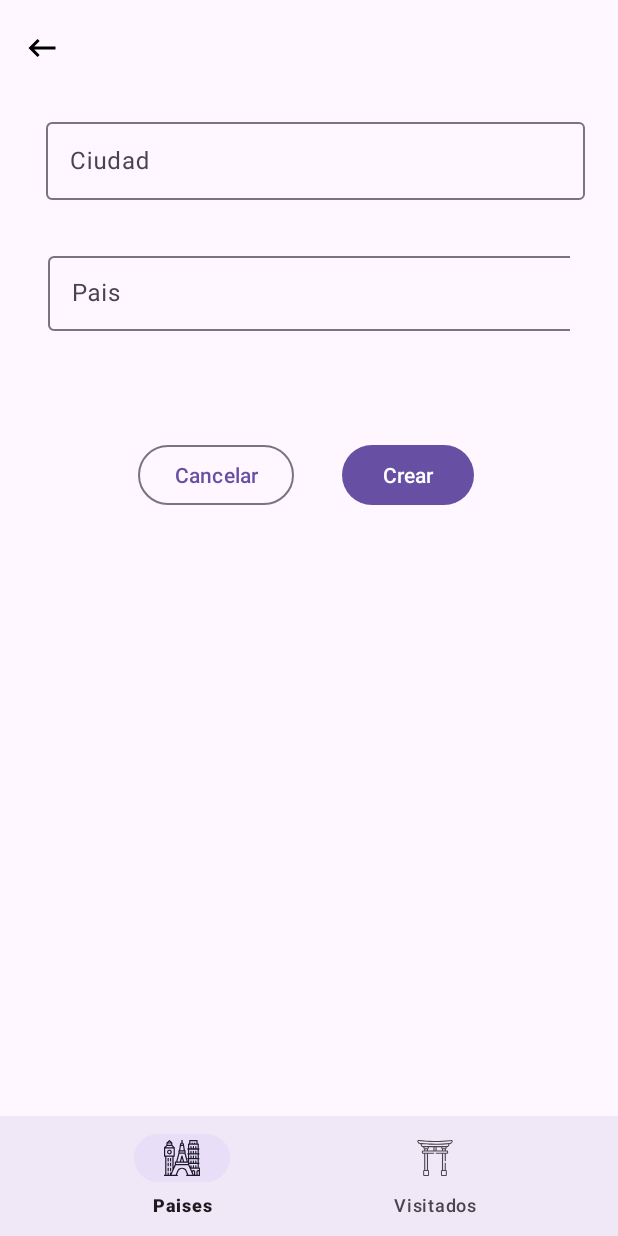
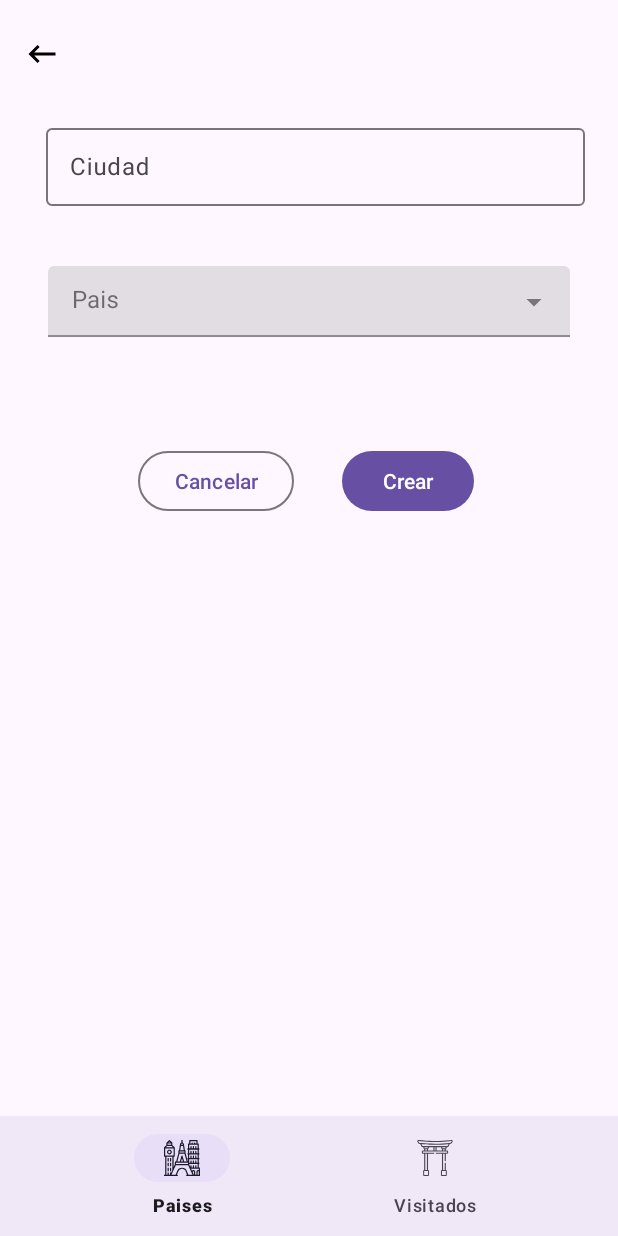
Before and after one commit to daluga0503/CountryProject, an Android app: the CityFragment screen opened through its navigation route, on a phone screen of 412 x 824 dp. Run offline under Robolectric (Android 15) with nearby library versions, the phone set to English and light mode, and no system bars; our stand-ins replace Dagger/Hilt's generated code, Room's generated code, navigation-ui; network calls fail; 1 statement that could not run was skipped.

Commit message:
desplegable añadido

```diff
--- a/app/src/main/java/com/example/countriesproject/data/db/CountryDBRepository.kt
+++ b/app/src/main/java/com/example/countriesproject/data/db/CountryDBRepository.kt
@@ -14,6 +14,11 @@ class CountryDBRepository @Inject constructor(private val countryDao: CountryDao
                 countryDao.insert(listCountryEntity)
             }
 
+
+            suspend fun getAllCountries(): Flow<List<CountryEntity>> {
+                return countryDao.getAll()
+            }
+
             suspend fun getCountryDetail(name:String):CountryEntity{
                 return countryDao.getCountryDetail(name);
             }
--- a/app/src/main/java/com/example/countriesproject/data/repository/CountryRepository.kt
+++ b/app/src/main/java/com/example/countriesproject/data/repository/CountryRepository.kt
@@ -32,6 +32,11 @@ class CountryRepository @Inject constructor(
         return dbRepository.getCountryDetail(name)
     }
 
+    suspend fun getAllCountries(): Flow<List<Country>> {
+        return dbRepository.getAllCountries().map { it.asCountry() }
+    }
+
+
     suspend fun refreshList(){
         withContext(Dispatchers.IO){
             val apiCountry = apiRepository.getAll()
--- a/app/src/main/java/com/example/countriesproject/ui/ciudad/CityFragment.kt
+++ b/app/src/main/java/com/example/countriesproject/ui/ciudad/CityFragment.kt
@@ -1,19 +1,24 @@
 package com.example.countriesproject.ui.ciudad
-
 import android.os.Bundle
+import android.util.Log
 import androidx.fragment.app.Fragment
 import android.view.LayoutInflater
 import android.view.View
 import androidx.fragment.app.viewModels
 import android.view.ViewGroup
+import android.widget.ArrayAdapter
 import androidx.lifecycle.ViewModel
+import androidx.lifecycle.lifecycleScope
 import androidx.navigation.fragment.findNavController
+import com.example.countriesproject.R
 import com.example.countriesproject.data.repository.City
 import com.example.countriesproject.databinding.FragmentCiudadBinding
 import dagger.hilt.android.AndroidEntryPoint
+import kotlinx.coroutines.launch
 
 @AndroidEntryPoint
 class CityFragment : Fragment() {
+    /*
     private lateinit var binding: FragmentCiudadBinding
     private val viewModel: CityViewModel by viewModels()
 
@@ -40,5 +45,50 @@ class CityFragment : Fragment() {
             viewModel.createCity(city)
             findNavController().popBackStack()
         }
+    }*/
+    private lateinit var binding: FragmentCiudadBinding
+    private val viewModel: CityViewModel by viewModels()
+
+    override fun onCreateView(
+        inflater: LayoutInflater,
+        container: ViewGroup?,
+        savedInstanceState: Bundle?
+    ): View {
+        binding = FragmentCiudadBinding.inflate(inflater, container, false)
+        return binding.root
+    }
+
+    override fun onViewCreated(view: View, savedInstanceState: Bundle?) {
+        super.onViewCreated(view, savedInstanceState)
+
+
+        binding.toolbar.setNavigationOnClickListener {
+            findNavController().popBackStack()
+        }
+
+        // Observe changes in the list of countries and update the ArrayAdapter
+        viewLifecycleOwner.lifecycleScope.launch {
+
+            viewModel.allCountries.collect { countries ->
+                val countryNames = countries.map { it.name }
+                //Log.d("country", countryNames.toString())
+                val adapter = ArrayAdapter(
+                    requireContext(),
+                    R.layout.dropdown_item,
+                    countryNames
+                )
+                binding.paisInput.setAdapter(adapter)
+            }
+        }
+        /*
+        binding.createBoton.setOnClickListener {
+            val city = City(
+                0,
+                binding.ciudadInput.text.toString(),
+                binding.paisInput.text.toString()
+            )
+            viewModel.createCity(city)
+            findNavController().popBackStack()
+        }*/
     }
 }
--- a/app/src/main/java/com/example/countriesproject/ui/ciudad/CityViewModel.kt
+++ b/app/src/main/java/com/example/countriesproject/ui/ciudad/CityViewModel.kt
@@ -2,25 +2,81 @@ package com.example.countriesproject.ui.ciudad
 
 import androidx.lifecycle.ViewModel
 import androidx.lifecycle.viewModelScope
+import com.example.countriesproject.data.db.CountryEntity
 import com.example.countriesproject.data.repository.City
+import com.example.countriesproject.data.repository.Country
 import com.example.countriesproject.data.repository.CountryRepository
 import com.example.countriesproject.ui.location.LocationUiState
 import dagger.hilt.android.lifecycle.HiltViewModel
+import kotlinx.coroutines.flow.Flow
 import kotlinx.coroutines.flow.MutableStateFlow
 import kotlinx.coroutines.flow.StateFlow
 import kotlinx.coroutines.flow.asStateFlow
+import kotlinx.coroutines.flow.toList
 import kotlinx.coroutines.launch
 import java.io.IOException
 import javax.inject.Inject
 
 @HiltViewModel
 class CityViewModel @Inject constructor(private val repository: CountryRepository): ViewModel() {
+    /*
     private val _uiState = MutableStateFlow(LocationUiState(listOf()))
     val uiState: StateFlow<LocationUiState>
         get() = _uiState.asStateFlow()
 
+
+
+    private val _allCountries = MutableStateFlow<List<Country>>(emptyList())
+    val allCountries: StateFlow<List<Country>> get() = _allCountries
+
+
     init {
         viewModelScope.launch {
+
+            repository.getAllCountries().collect { countries ->
+                _allCountries.value = countries
+            }
+            try {
+                repository.refreshList()
+            } catch (e: IOException) {
+                // Handle exception
+            }
+
+            repository.city.collect {
+                _uiState.value = LocationUiState(it)
+            }
+
+        }
+    }
+
+
+
+
+
+
+    fun createCity(city: City) {
+        viewModelScope.launch {
+            try {
+                repository.createCity(city)
+            }
+            catch (e: IOException) {
+
+            }
+        }
+    }*/
+    private val _uiState = MutableStateFlow(LocationUiState(listOf()))
+    val uiState: StateFlow<LocationUiState> get() = _uiState.asStateFlow()
+
+    private val _allCountries = MutableStateFlow<List<Country>>(emptyList())
+    val allCountries: StateFlow<List<Country>> get() = _allCountries
+
+    init {
+        viewModelScope.launch {
+            // Fetch the initial list of countries
+            repository.getAllCountries().collect { countries ->
+                _allCountries.value = countries
+            }
+
             try {
                 repository.refreshList()
             } catch (e: IOException) {
@@ -37,9 +93,8 @@ class CityViewModel @Inject constructor(private val repository: CountryRepositor
         viewModelScope.launch {
             try {
                 repository.createCity(city)
-            }
-            catch (e: IOException) {
-
+            } catch (e: IOException) {
+                // Handle exception
             }
         }
     }
--- a/app/src/main/java/com/example/countriesproject/ui/detail/CountryDetailViewModel.kt
+++ b/app/src/main/java/com/example/countriesproject/ui/detail/CountryDetailViewModel.kt
@@ -7,6 +7,7 @@ import androidx.lifecycle.MutableLiveData
 import androidx.lifecycle.viewModelScope
 import androidx.lifecycle.ViewModel
 import com.example.countriesproject.data.db.CountryEntity
+import com.example.countriesproject.data.repository.Country
 import com.example.countriesproject.data.repository.CountryRepository
 import javax.inject.Inject
 import dagger.hilt.android.lifecycle.HiltViewModel
@@ -18,6 +19,7 @@ class CountryDetailViewModel @Inject constructor(private val repository: Country
     private val _countryDetail = MutableLiveData<CountryEntity>()
     val countryDetail: LiveData<CountryEntity> = _countryDetail
 
+
     fun countryDetail(name: String){
         Log.d("Daniel", countryDetail.toString())
         viewModelScope.launch{
--- a/app/src/main/res/layout/city_list_item.xml
+++ b/app/src/main/res/layout/city_list_item.xml
@@ -24,7 +24,6 @@
             app:layout_constraintStart_toStartOf="parent"
             app:layout_constraintTop_toTopOf="parent"
             tools:text="Málaga" />
-
         <TextView
             android:id="@+id/county_name"
             style="@style/TextAppearance.Material3.HeadlineLarge"
@@ -36,5 +35,7 @@
             app:layout_constraintStart_toEndOf="@+id/city_name"
             app:layout_constraintTop_toTopOf="parent"
             tools:text="España" />
+
+
     </androidx.constraintlayout.widget.ConstraintLayout>
 </com.google.android.material.card.MaterialCardView>
--- /dev/null
+++ b/app/src/main/res/layout/dropdown_item.xml
@@ -0,0 +1,6 @@
+<?xml version="1.0" encoding="utf-8"?>
+<TextView xmlns:android="http://schemas.android.com/apk/res/android"
+    android:layout_width="match_parent"
+    android:layout_height="wrap_content"
+    android:padding="16dp"
+    android:textAppearance="@style/TextAppearance.AppCompat.Large" />
--- a/app/src/main/res/layout/fragment_ciudad.xml
+++ b/app/src/main/res/layout/fragment_ciudad.xml
@@ -10,8 +10,10 @@
         android:id="@+id/toolbar"
         android:layout_width="match_parent"
         android:layout_height="wrap_content"
+        android:layout_marginTop="4dp"
         android:minHeight="?attr/actionBarSize"
         app:layout_constraintEnd_toEndOf="parent"
+        app:layout_constraintHorizontal_bias="0.0"
         app:layout_constraintStart_toStartOf="parent"
         app:layout_constraintTop_toTopOf="parent"
         app:navigationIcon="@drawable/arrow_back" />
@@ -38,6 +40,7 @@
         </com.google.android.material.textfield.TextInputEditText>
     </com.google.android.material.textfield.TextInputLayout>
 
+<!---
     <com.google.android.material.textfield.TextInputLayout
         android:id="@+id/pais_label"
         android:layout_width="348dp"
@@ -55,7 +58,31 @@
             android:layout_marginTop="52dp"
             app:layout_constraintStart_toStartOf="parent"
             app:layout_constraintTop_toBottomOf="@+id/pais_label"></com.google.android.material.textfield.TextInputEditText>
+    </com.google.android.material.textfield.TextInputLayout> -->
+
+    <com.google.android.material.textfield.TextInputLayout
+        style="@style/Widget.MaterialComponents.TextInputLayout.FilledBox.ExposedDropdownMenu"
+        android:id="@+id/pais_label"
+        android:layout_width="348dp"
+        android:layout_height="55dp"
+        android:layout_marginTop="32dp"
+        android:hint="Pais"
+        app:layout_constraintEnd_toEndOf="parent"
+        app:layout_constraintStart_toStartOf="parent"
+        app:layout_constraintTop_toBottomOf="@+id/ciudad_label">
+
+        <AutoCompleteTextView
+            android:id="@+id/pais_input"
+            android:inputType="none"
+            android:layout_width="match_parent"
+            android:layout_height="wrap_content"
+            android:layout_marginTop="8dp"
+            app:layout_constraintStart_toStartOf="parent"
+            app:layout_constraintTop_toBottomOf="@+id/pais_label"/>
+
     </com.google.android.material.textfield.TextInputLayout>
+
+
 
     <Button
         android:id="@+id/create_boton"
@@ -79,4 +106,6 @@
         app:layout_constraintTop_toBottomOf="@+id/pais_label"></Button>
 
 
+
+
 </androidx.constraintlayout.widget.ConstraintLayout>
```
Also changed, not shown: app/src/main/res/layout/fragment_location_list.xml (+19 -11 lines).
